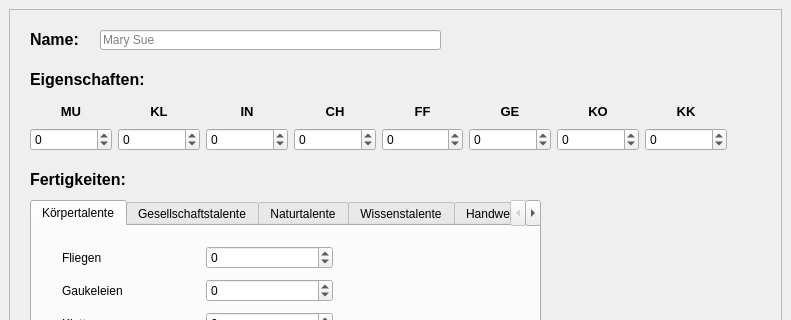
Qt form src/makeHero.ui (MirUlr/dsa_calculator) before a commit; both pictures show x 0 to 791 and y 0 to 320 of the 791 by 862 pixel window.
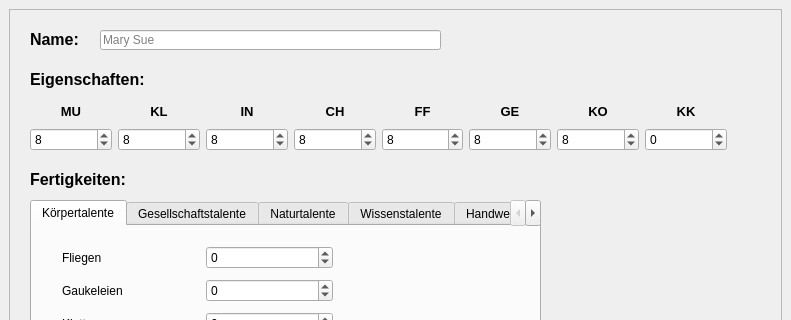
The same form after that commit. Icons and pictures are not drawn.

```diff
--- a/src/makeHero.ui
+++ b/src/makeHero.ui
@@ -1325,6 +1325,9 @@
            <property name="maximum">
             <number>50</number>
            </property>
+           <property name="value">
+            <number>8</number>
+           </property>
           </widget>
          </item>
          <item row="1" column="4">
@@ -1335,6 +1338,9 @@
            <property name="maximum">
             <number>50</number>
            </property>
+           <property name="value">
+            <number>8</number>
+           </property>
           </widget>
          </item>
          <item row="0" column="0">
@@ -1385,6 +1391,9 @@
            <property name="maximum">
             <number>50</number>
            </property>
+           <property name="value">
+            <number>8</number>
+           </property>
           </widget>
          </item>
          <item row="1" column="6">
@@ -1395,6 +1404,9 @@
            <property name="maximum">
             <number>50</number>
            </property>
+           <property name="value">
+            <number>8</number>
+           </property>
           </widget>
          </item>
          <item row="1" column="7">
@@ -1435,6 +1447,9 @@
            <property name="maximum">
             <number>50</number>
            </property>
+           <property name="value">
+            <number>8</number>
+           </property>
           </widget>
          </item>
          <item row="1" column="1">
@@ -1445,6 +1460,9 @@
            <property name="maximum">
             <number>50</number>
            </property>
+           <property name="value">
+            <number>8</number>
+           </property>
           </widget>
          </item>
          <item row="0" column="1">
@@ -1495,6 +1513,9 @@
            <property name="maximum">
             <number>50</number>
            </property>
+           <property name="value">
+            <number>8</number>
+           </property>
           </widget>
          </item>
          <item row="0" column="7">
```
Left out of the diff: 6 changed lines with no effect on the pictures.
